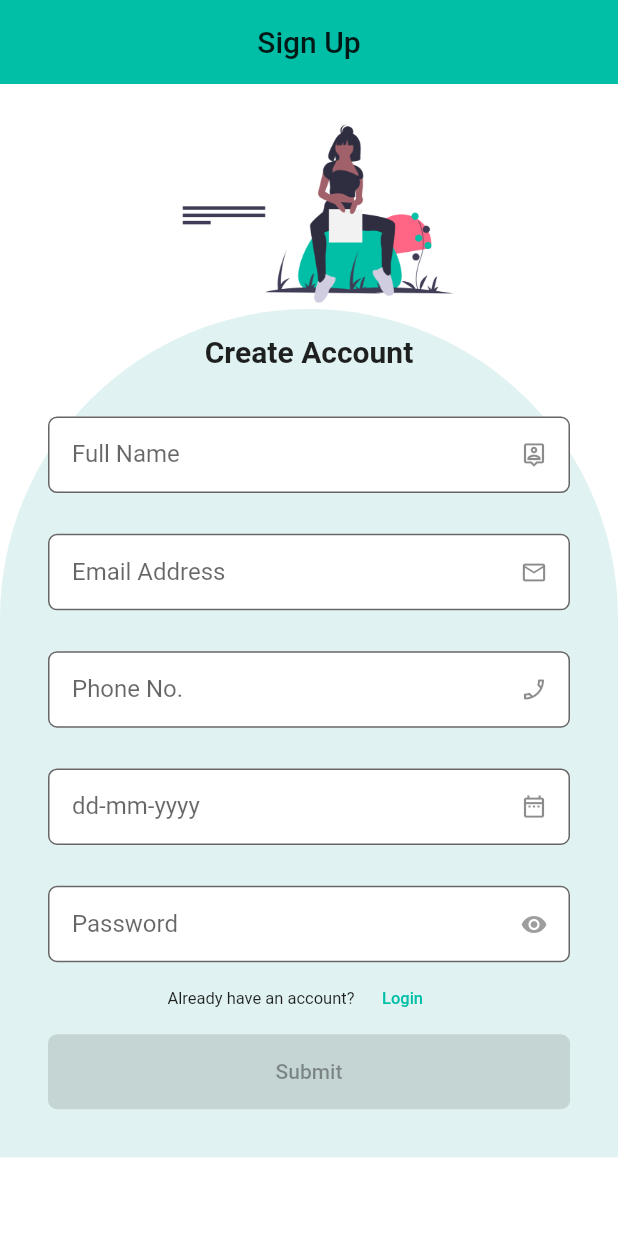
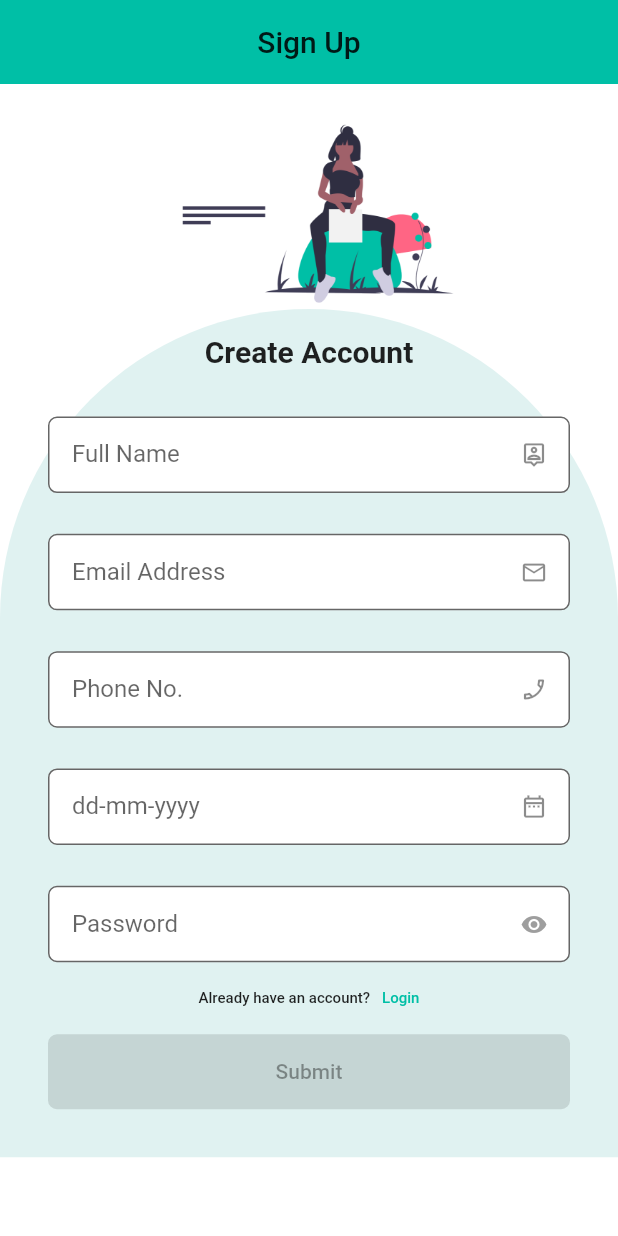
Before and after one commit to tungondugi/loginAppProvider, a Flutter app: the screen it shows after launch, on a phone screen of 412 x 824 dp. Run offline on Flutter 3.47's test engine with Material 2 defaults, Android fonts, the phone set to English and light mode, and no system bars.

Commit message:
Improved UIs.

```diff
--- a/loginAppProvider/lib/signupUI.dart
+++ b/loginAppProvider/lib/signupUI.dart
@@ -1,6 +1,3 @@
-import 'dart:ffi';
-import 'dart:ui';
-
 import 'package:flutter/material.dart';
 import 'package:flutter/services.dart';
 import 'package:loginAppProvider/signinUI.dart';
@@ -227,38 +224,29 @@ class SignUp extends StatelessWidget {
                       ),
 
                       /// [Already have an account? TextButton]
-                      // TextButton(
-                      //   child: Text(
-                      //     "Already have an account? Login.",
-                      //     style: TextStyle(
-                      //       fontSize: 11,
-                      //     ),
-                      //   ),
-                      //   onPressed: () {
-                      //     //redirecting to SignIN() page
-                      //     Navigator.push(
-                      //       context,
-                      //       MaterialPageRoute(
-                      //         builder: (context) => SignIn(),
-                      //       ),
-                      //     );
-                      //   },
-                      // ),
-                      Row(
-                        crossAxisAlignment: CrossAxisAlignment.center,
-                        mainAxisAlignment: MainAxisAlignment.center,
-                        children: <Widget>[
-                          // TODO:// Put text of both the widgets little bit closer.
-                          Text(
+
+                      GestureDetector(
+                        // GestureDetector for onTap Callback.
+                        child: TextButton.icon(
+                          // TextButton.icon lets you align both the text horizontally.
+                          icon: Text(
                             "Already have an account?",
-                            style: TextStyle(fontSize: 11),
+                            style: TextStyle(
+                              color: Colors.black87,
+                              fontSize: 10,
                             ),
-                          TextButton(
-                            child: Text(
+                          ),
+                          label: Text(
                             "Login",
-                              style: TextStyle(fontSize: 11),
+                            style: TextStyle(
+                              color: Theme.of(context).primaryColor,
+                              fontSize: 10,
                             ),
-                            onPressed: () {
+                          ),
+                          onPressed: null,
+                        ),
+                        onTap: () {
+                          // Navigating to Login screen
                           Navigator.push(
                             context,
                             MaterialPageRoute(
@@ -266,8 +254,6 @@ class SignUp extends StatelessWidget {
                             ),
                           );
                         },
-                          ),
-                        ],
                       ),
 
                       SizedBox(
```
Lines whose indentation alone changed are shown as unchanged.
